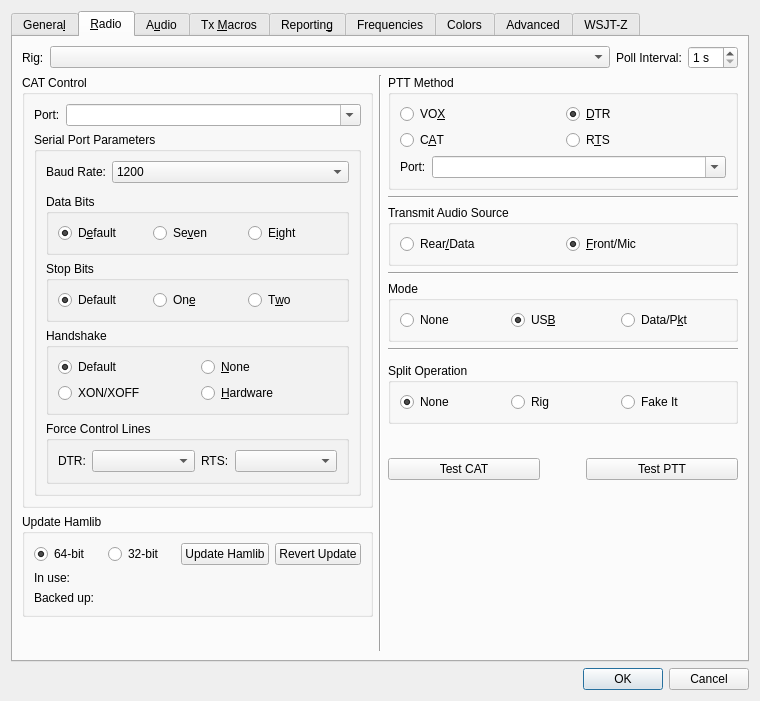
Qt form Configuration.ui (SpudGunMan/wsjt-z) before a commit.
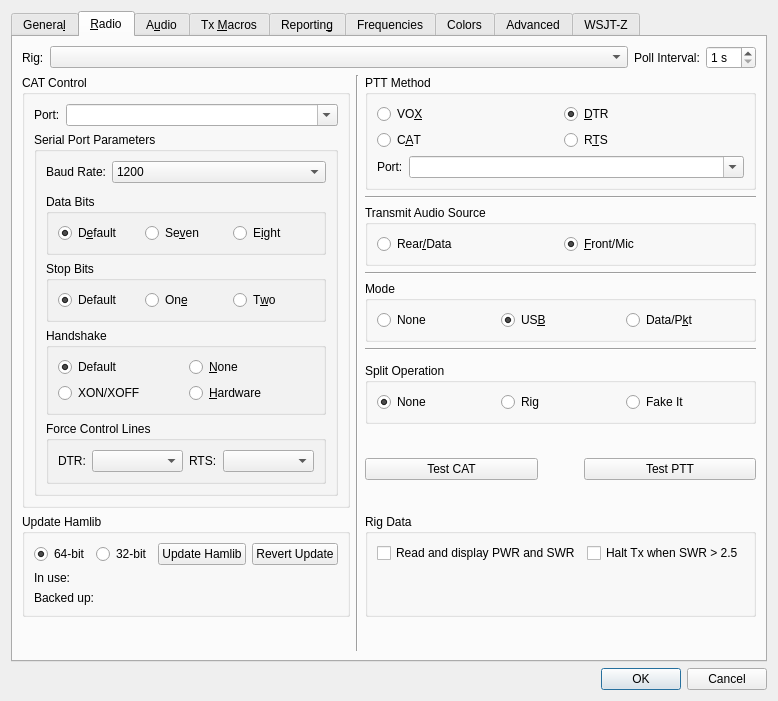
The same form after that commit. The open tabs and pages were chosen to show the change. Custom widgets are drawn as their Qt base class.

Commit message:
SWR Halt
enhance with monitoring for SWR Halt

The edit to the form file:
```diff
--- a/Configuration.ui
+++ b/Configuration.ui
@@ -1355,6 +1355,66 @@
          </item>
         </layout>
        </item>
+         <item row="12" column="2">
+        <widget class="QGroupBox" name="rig_data_group_box">
+            <property name="sizePolicy">
+             <sizepolicy hsizetype="Preferred" vsizetype="Preferred">
+              <horstretch>0</horstretch>
+              <verstretch>0</verstretch>
+             </sizepolicy>
+            </property>
+            <property name="minimumSize">
+             <size>
+              <width>0</width>
+              <height>0</height>
+             </size>
+            </property>
+            <property name="maximumSize">
+             <size>
+              <width>16777215</width>
+              <height>16777215</height>
+             </size>
+            </property>
+         <property name="title">
+          <string>Rig Data</string>
+         </property>
+            <layout class="QGridLayout" name="gridLayout_25">
+             <item row="0" column="0">
+           <widget class="QCheckBox" name="PWR_and_SWR_check_box">
+            <property name="toolTip">
+                 <string>&lt;html&gt;&lt;head/&gt;&lt;body&gt;&lt;p&gt;Read and display transmit PWR and SWR of your rig.&lt;/p&gt;&lt;/body&gt;&lt;/html&gt;</string>
+            </property>
+            <property name="text">
+                 <string>Read and display PWR and SWR</string>
+            </property>
+           </widget>
+          </item>
+             <item row="0" column="3">
+           <widget class="QCheckBox" name="check_SWR_check_box">
+            <property name="toolTip">
+                 <string>&lt;html&gt;&lt;head/&gt;&lt;body&gt;&lt;p&gt;Stop transmitting immediately when SWR exceeds 2.5.&lt;/p&gt;&lt;/body&gt;&lt;/html&gt;</string>
+            </property>
+            <property name="text">
+                 <string>Halt Tx when SWR &gt; 2.5</string>
+            </property>
+           </widget>
+          </item>
+             <item row="1" column="0">
+              <spacer name="verticalSpacer_rig_data">
+                <property name="orientation">
+                 <enum>Qt::Vertical</enum>
+                </property>
+                <property name="sizeHint" stdset="0">
+                 <size>
+                  <width>0</width>
+                  <height>0</height>
+                 </size>
+                </property>
+              </spacer>
+             </item>
+         </layout>
+        </widget>
+       </item>
        <item row="9" column="2">
         <spacer name="verticalSpacer_2">
          <property name="orientation">
```
The commit also changes 11 other files.
